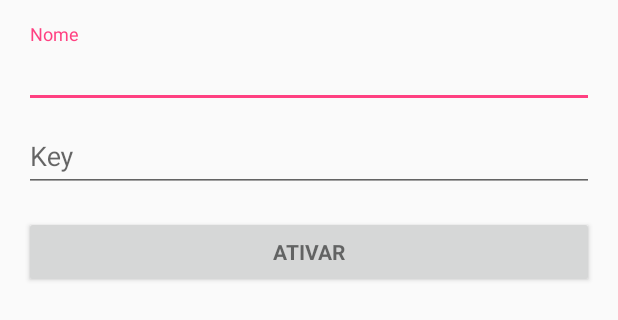
After one commit to fernandocostagomes/Bolao, an Android app: the layout activity_activation.xml on its own in the app's theme, with its tools: preview values and no code run, on a phone screen of 412 x 824 dp. The commit adds this screen. Shown: the top 320 px of the screen. Run offline under Robolectric (Android 15) with nearby library versions, the phone set to English and light mode, and no system bars.

Commit message:
Insert a variable.

```diff
--- a/app/build.gradle
+++ b/app/build.gradle
@@ -1,8 +1,8 @@
 apply plugin: 'com.android.application'
 
 android {
-    compileSdkVersion 26
-    buildToolsVersion "26.0.1"
+    compileSdkVersion 27
+    buildToolsVersion '25.0.0'
     defaultConfig {
         applicationId "br.com.fgomes.bolao"
         minSdkVersion 19
@@ -20,7 +20,7 @@ android {
 }
 
 dependencies {
-    compile fileTree(dir: 'libs', include: ['*.jar'])
+    compile fileTree(include: ['*.jar'], dir: 'libs')
     androidTestCompile('com.android.support.test.espresso:espresso-core:2.2.2', {
         exclude group: 'com.android.support', module: 'support-annotations'
     })
--- a/app/src/main/java/br/com/fgomes/bolao/activities/GenerationKeyActivationActivity.java
+++ b/app/src/main/java/br/com/fgomes/bolao/activities/GenerationKeyActivationActivity.java
@@ -2,8 +2,8 @@ package br.com.fgomes.bolao.activities;
 
 import android.support.v7.app.AppCompatActivity;
 import android.os.Bundle;
+import br.com.fgomes.bolao.R;
 
-import br.com.fgomes.bolao.R;
 
 public class GenerationKeyActivationActivity extends AppCompatActivity {
 
--- /dev/null
+++ b/app/src/main/res/layout/activity_activation.xml
@@ -0,0 +1,74 @@
+<LinearLayout xmlns:android="http://schemas.android.com/apk/res/android"
+    xmlns:tools="http://schemas.android.com/tools"
+    android:layout_width="match_parent"
+    android:layout_height="match_parent"
+    android:gravity="center_horizontal"
+    android:orientation="vertical"
+    android:paddingBottom="@dimen/activity_vertical_margin"
+    android:paddingLeft="@dimen/activity_horizontal_margin"
+    android:paddingRight="@dimen/activity_horizontal_margin"
+    android:paddingTop="@dimen/activity_vertical_margin"
+    tools:context="br.com.fgomes.bolao.activities.ActivationActivity">
+
+    <!-- Login progress -->
+    <ProgressBar
+        android:id="@+id/login_progress"
+        style="?android:attr/progressBarStyleLarge"
+        android:layout_width="wrap_content"
+        android:layout_height="wrap_content"
+        android:layout_marginBottom="8dp"
+        android:visibility="gone" />
+
+    <ScrollView
+        android:id="@+id/login_form"
+        android:layout_width="match_parent"
+        android:layout_height="match_parent">
+
+        <LinearLayout
+            android:layout_width="match_parent"
+            android:layout_height="wrap_content"
+            android:orientation="vertical">
+
+            <android.support.design.widget.TextInputLayout
+                android:layout_width="match_parent"
+                android:layout_height="wrap_content">
+
+                <AutoCompleteTextView
+                    android:id="@+id/tv_name_activation"
+                    android:layout_width="match_parent"
+                    android:layout_height="wrap_content"
+                    android:hint="@string/prompt_name"
+                    android:inputType="text"
+                    android:maxLines="1"
+                    android:singleLine="true" />
+
+            </android.support.design.widget.TextInputLayout>
+
+            <android.support.design.widget.TextInputLayout
+                android:layout_width="match_parent"
+                android:layout_height="wrap_content">
+
+                <EditText
+                    android:id="@+id/tv_key_activation"
+                    android:layout_width="match_parent"
+                    android:layout_height="wrap_content"
+                    android:hint="@string/prompt_key"
+                    android:inputType="text"
+                    android:maxLines="1"
+                    android:singleLine="true" />
+
+            </android.support.design.widget.TextInputLayout>
+
+            <Button
+                android:id="@+id/bt_activation"
+                style="?android:textAppearanceSmall"
+                android:layout_width="match_parent"
+                android:layout_height="wrap_content"
+                android:layout_marginTop="16dp"
+                android:text="@string/action_activate"
+                android:textStyle="bold"
+                android:onClick="evtActivate"/>
+
+        </LinearLayout>
+    </ScrollView>
+</LinearLayout>
--- a/app/src/main/res/values/strings.xml
+++ b/app/src/main/res/values/strings.xml
@@ -5,4 +5,14 @@
     <string name="navigation_drawer_close">Close navigation drawer</string>
 
     <string name="action_settings">Configurações</string>
+    <string name="title_activity_activation">Ativação</string>
+
+    <!-- Strings related to activation -->
+    <string name="prompt_name">Nome</string>
+    <string name="prompt_key">Key</string>
+    <string name="action_activate">Ativar</string>
+    <string name="error_invalid_name">Este nome é inválido</string>
+    <string name="error_invalid_key">Esta chave é inválida</string>
+    <string name="error_field_required">O campo é necessário</string>
+
 </resources>
```
Also changed, not shown: app/src/main/AndroidManifest.xml (+12 -5 lines), app/src/main/java/br/com/fgomes/bolao/activities/ActivationActivity.java (added, +67 -0 lines), app/src/main/java/br/com/fgomes/bolao/activities/RodadaActivity.java (+17 -0 lines), app/src/main/java/br/com/fgomes/bolao/utils/ClientConsts.java (added, +19 -0 lines), app/src/main/java/br/com/fgomes/bolao/utils/DbConst.java (added, +13 -0 lines), app/src/main/res/raw/betbr.db, 19 other files.
